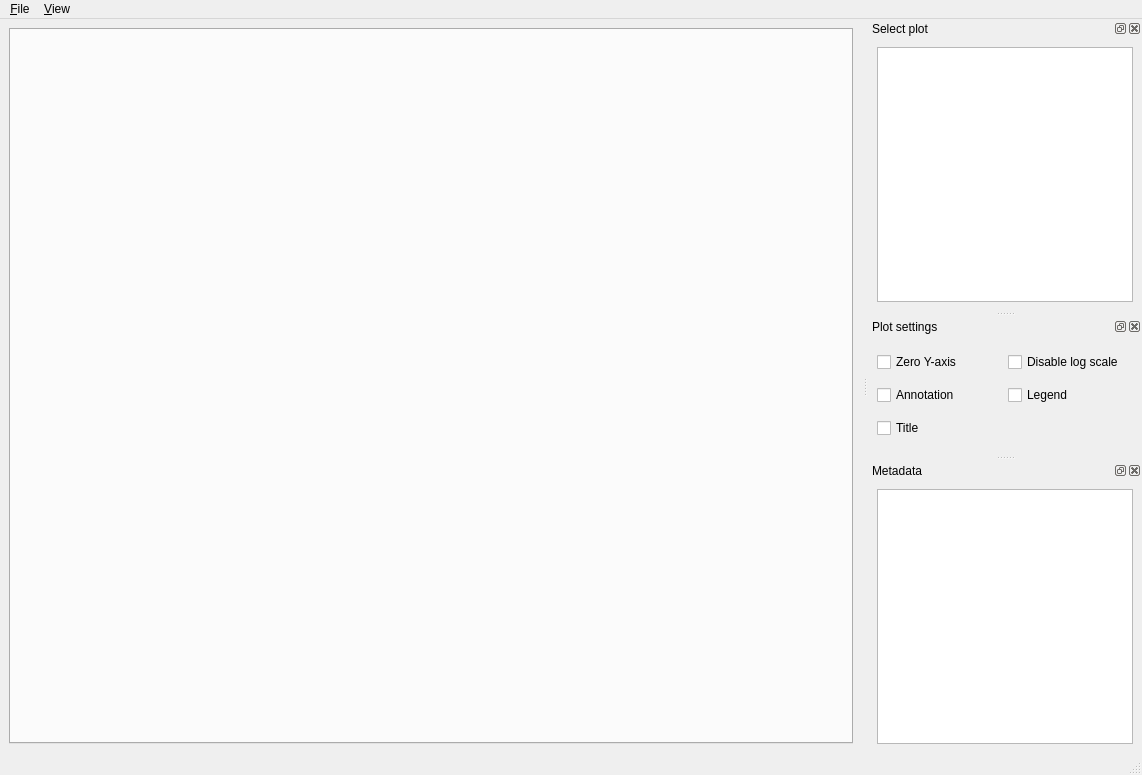
This is ui/mainwindow.ui in tohojo/flent as Qt 5 draws it before an edit. The edited form follows.
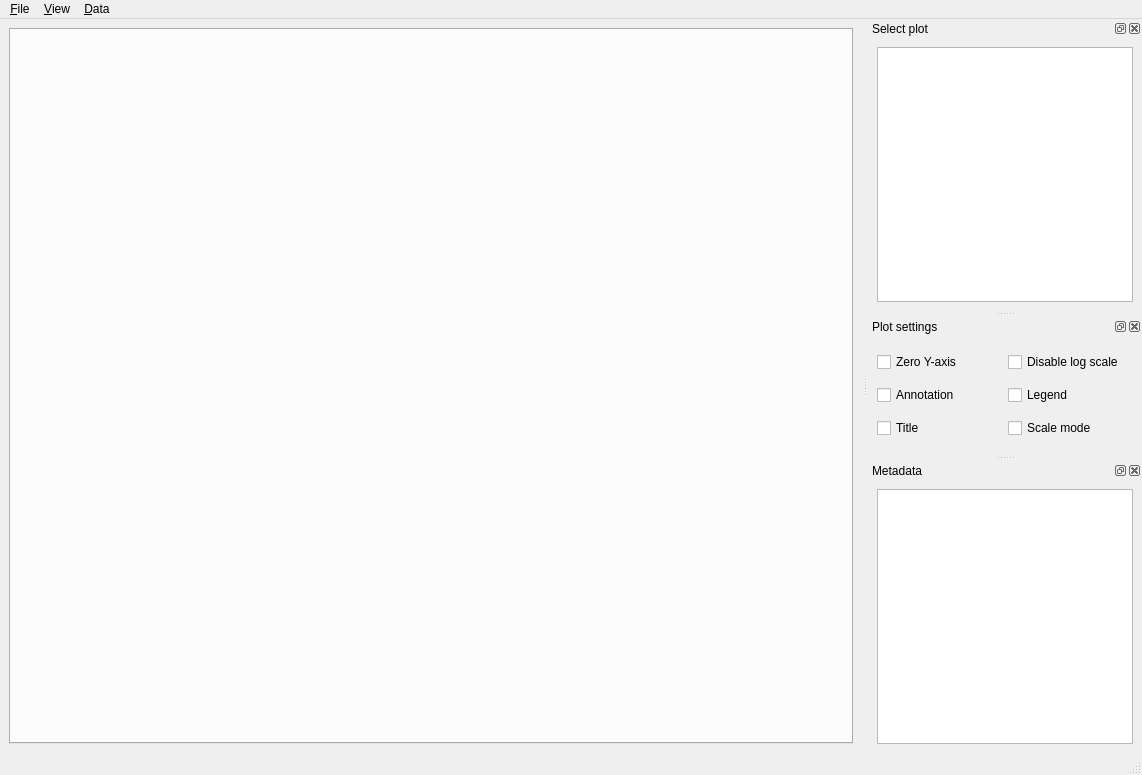
This is the edited form.

Commit message: Add loading of extra data files for scaling/combining.

Patch:
```diff
--- a/ui/mainwindow.ui
+++ b/ui/mainwindow.ui
@@ -56,8 +56,17 @@
     <addaction name="action_Settings"/>
     <addaction name="action_Metadata"/>
    </widget>
+   <widget class="QMenu" name="menu_Data">
+    <property name="title">
+     <string>&amp;Data</string>
+    </property>
+    <addaction name="actionLoadExtra"/>
+    <addaction name="actionOtherExtra"/>
+    <addaction name="actionClearExtra"/>
+   </widget>
    <addaction name="menu_File"/>
    <addaction name="menu_View"/>
+   <addaction name="menu_Data"/>
   </widget>
   <widget class="QStatusBar" name="statusbar"/>
   <widget class="QDockWidget" name="plotDock">
@@ -126,6 +135,16 @@
        </property>
       </widget>
      </item>
+     <item row="2" column="1">
+      <widget class="QCheckBox" name="checkScaleMode">
+       <property name="statusTip">
+        <string>Use extra data files for axis scaling instaed of plotting them?</string>
+       </property>
+       <property name="text">
+        <string>Scale mode</string>
+       </property>
+      </widget>
+     </item>
     </layout>
    </widget>
   </widget>
```
Left out of the diff: 35 changed lines with no effect on the pictures. The commit also changes 1 other file.
